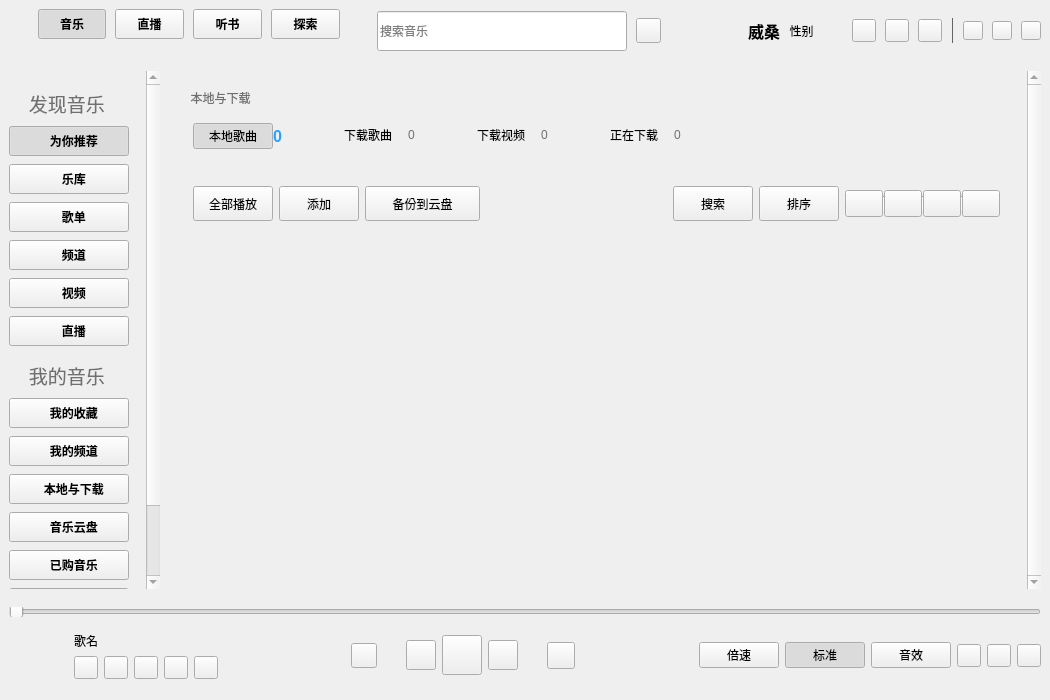
a-mo-xi-wei/KuGouApp, file KuGouStart/KuGouApp.ui: the form before one commit.
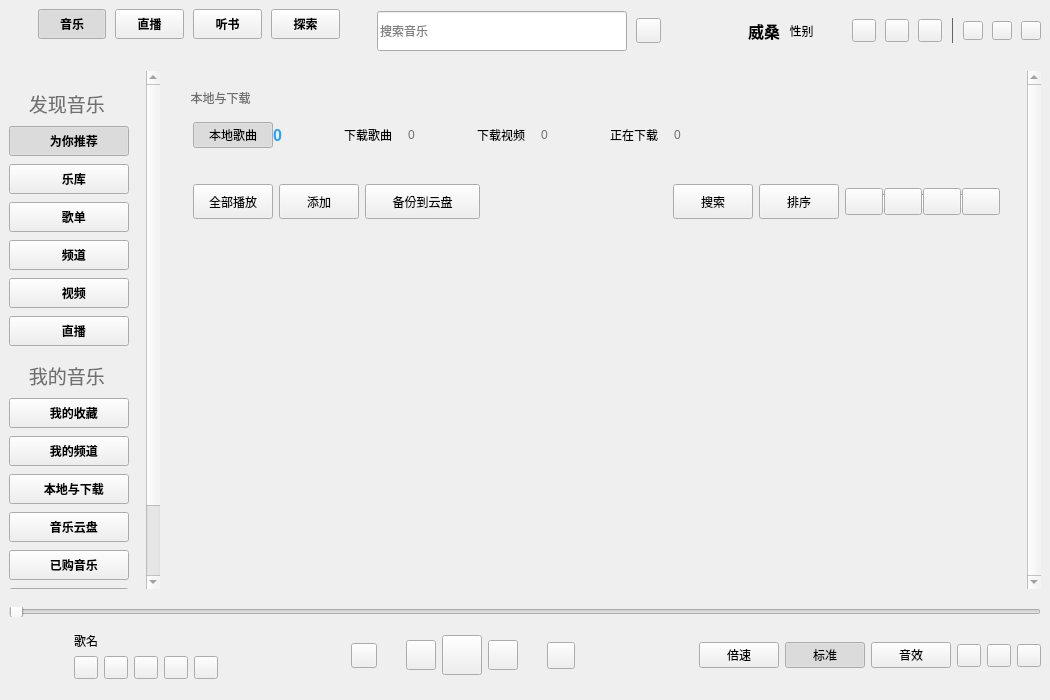
The form after the commit. Custom widgets are drawn as their Qt base class.

The edit to the form file:
```diff
--- a/KuGouStart/KuGouApp.ui
+++ b/KuGouStart/KuGouApp.ui
@@ -1643,7 +1643,7 @@
                      <property name="maximumSize">
                       <size>
                        <width>16777215</width>
-                       <height>15</height>
+                       <height>12</height>
                       </size>
                      </property>
                      <property name="styleSheet">
@@ -1745,7 +1745,7 @@
                      <property name="maximumSize">
                       <size>
                        <width>16777215</width>
-                       <height>15</height>
+                       <height>12</height>
                       </size>
                      </property>
                      <property name="styleSheet">
@@ -1847,7 +1847,7 @@
                      <property name="maximumSize">
                       <size>
                        <width>16777215</width>
-                       <height>15</height>
+                       <height>12</height>
                       </size>
                      </property>
                      <property name="styleSheet">
```
Left out of the diff: 2 changed lines with no effect on the pictures.
